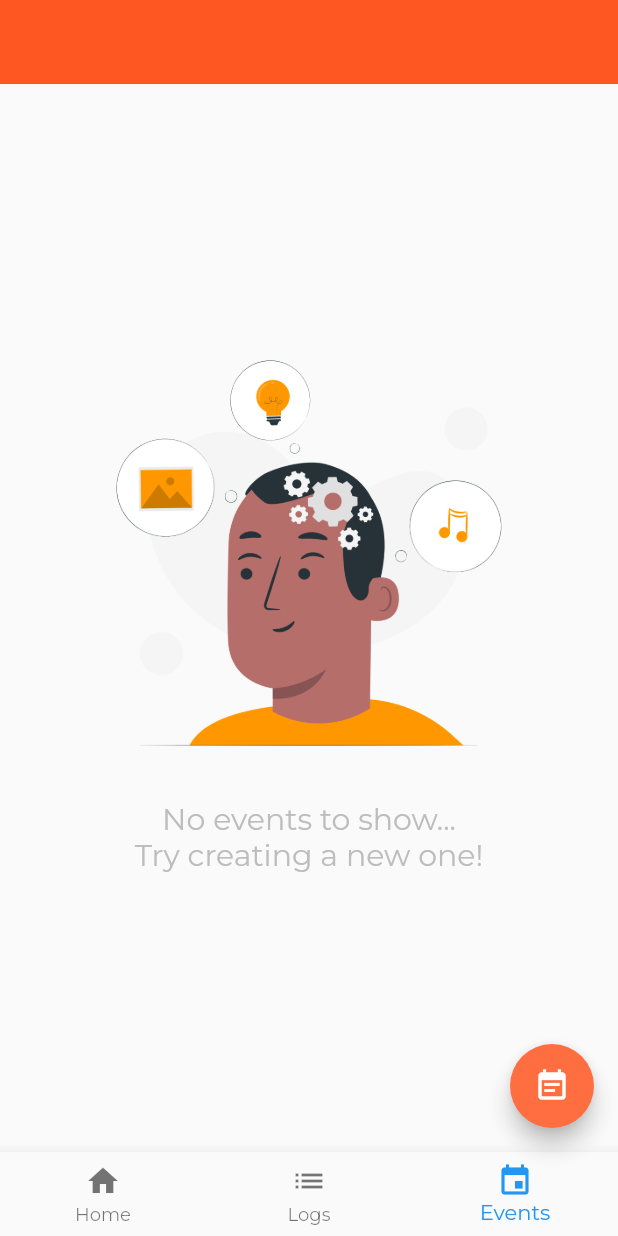
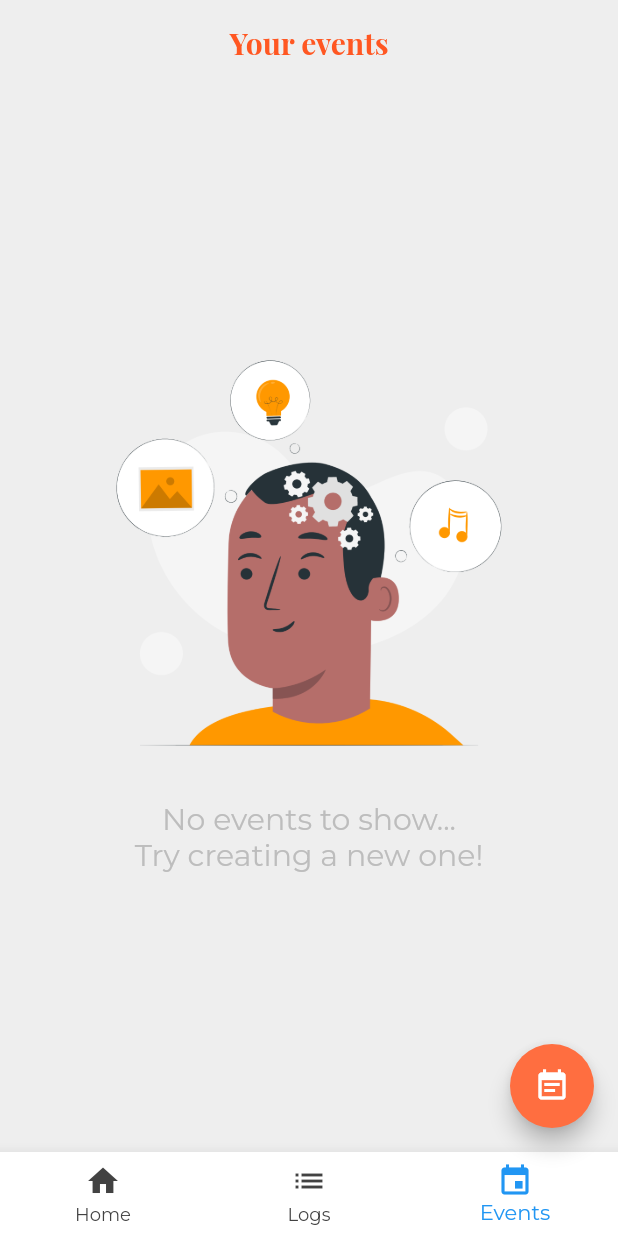
Before and after one commit to Matyko/llog, a Flutter app: the screen it shows after launch, item 3 of the bottom bar chosen, on a phone screen of 412 x 824 dp. Run offline on Flutter 3.47's test engine with Material 2 defaults, Android fonts, the light colour scheme and no system bars; drawn by our look-alikes of streaming_shared_preferences; our stand-ins replace charts_flutter, local_auth, moor_flutter, timeline_tile; generated files the repository leaves out were written again.

Commit message:
Theme configurations

```diff
--- a/lib/main.dart
+++ b/lib/main.dart
@@ -39,82 +39,129 @@ class LLog extends StatelessWidget {
                       preference: settings.hasDarkMode,
                       builder: (_, hasDarkMode) {
                         return MaterialApp(
-                            theme: ThemeData(
+                            theme: _getThemeData(hasDarkMode),
+                            title: 'llog',
+                            home: HomeScreen());
+                      },
+                    );
+                  });
+            }));
+  }
+}
+
+ThemeData _getThemeData(bool hasDarkMode) {
+  return ThemeData(
       elevatedButtonTheme: ElevatedButtonThemeData(
-                                    style:
-                                    ElevatedButton.styleFrom(
+          style: ElevatedButton.styleFrom(
               primary: Colors.deepOrange)),
       primaryColor: Colors.deepOrange,
       primaryColorLight: Colors.deepOrange.shade100,
       primaryColorDark: Colors.deepOrange.shade700,
       accentColor: Colors.deepOrangeAccent,
-                                backgroundColor: hasDarkMode ? Colors.grey
-                                    .shade800 : Colors.white,
-                                scaffoldBackgroundColor: hasDarkMode ? Colors
-                                    .grey.shade900 : Colors.grey.shade200,
+      backgroundColor: hasDarkMode
+          ? Colors.grey.shade800
+          : Colors.white,
+      scaffoldBackgroundColor: hasDarkMode
+          ? Colors.grey.shade900
+          : Colors.grey.shade200,
       cardColor: hasDarkMode
           ? Colors.grey.shade700
           : Colors.white,
       fontFamily: 'Montserrat',
       iconTheme: IconThemeData(
-                                    color: hasDarkMode ? Colors.white : Colors
-                                        .grey.shade800
-                                ),
+          color: hasDarkMode
+              ? Colors.white
+              : Colors.grey.shade800),
       textTheme: TextTheme(
         bodyText1: TextStyle(
-                                    color: hasDarkMode ? Colors.white : Colors
-                                        .grey.shade800,
+          color: hasDarkMode
+              ? Colors.white
+              : Colors.grey.shade800,
         ),
         bodyText2: TextStyle(
-                                    color: hasDarkMode ? Colors.white : Colors
-                                        .grey.shade800,
+          color: hasDarkMode
+              ? Colors.white
+              : Colors.grey.shade800,
         ),
         caption: TextStyle(
-                                    color: hasDarkMode ? Colors.white : Colors
-                                        .grey.shade800,
+          color: hasDarkMode
+              ? Colors.white
+              : Colors.grey.shade800,
         ),
         headline1: TextStyle(
-                                    color: hasDarkMode ? Colors.white : Colors
-                                        .grey.shade800,
+          color: hasDarkMode
+              ? Colors.white
+              : Colors.grey.shade800,
         ),
         headline2: TextStyle(
-                                    color: hasDarkMode ? Colors.white : Colors
-                                        .grey.shade800,
+          color: hasDarkMode
+              ? Colors.white
+              : Colors.grey.shade800,
         ),
         subtitle1: TextStyle(
-                                    color: hasDarkMode ? Colors.white : Colors
-                                        .grey.shade800,
+          color: hasDarkMode
+              ? Colors.white
+              : Colors.grey.shade800,
         ),
         subtitle2: TextStyle(
-                                    color: hasDarkMode ? Colors.white : Colors
-                                        .grey.shade800,
+          color: hasDarkMode
+              ? Colors.white
+              : Colors.grey.shade800,
         ),
         headline3: TextStyle(
-                                    color: hasDarkMode ? Colors.white : Colors
-                                        .grey.shade800,
+          color: hasDarkMode
+              ? Colors.white
+              : Colors.grey.shade800,
         ),
         headline4: TextStyle(
-                                    color: hasDarkMode ? Colors.white : Colors
-                                        .grey.shade800,
+          color: hasDarkMode
+              ? Colors.white
+              : Colors.grey.shade800,
         ),
         headline5: TextStyle(
-                                    color: hasDarkMode ? Colors.white : Colors
-                                        .grey.shade800,
+          color: hasDarkMode
+              ? Colors.white
+              : Colors.grey.shade800,
         ),
         headline6: TextStyle(
-                                    color: hasDarkMode ? Colors.white : Colors
-                                        .grey.shade800,
+          color: hasDarkMode
+              ? Colors.white
+              : Colors.grey.shade800,
         ),
       ),
-                                bottomNavigationBarTheme: BottomNavigationBarThemeData(
-                                  backgroundColor: hasDarkMode ? Colors.grey
-                                      .shade800 : Colors.white,
-                                  unselectedItemColor: hasDarkMode ? Colors
-                                      .white : Colors.grey.shade800,
+      inputDecorationTheme: InputDecorationTheme(
+          labelStyle: TextStyle(
+            color: hasDarkMode
+                ? Colors.white
+                : Colors.grey.shade800,
+          ),
+          enabledBorder: UnderlineInputBorder(
+            borderSide: BorderSide(
+                color: hasDarkMode
+                    ? Colors.white
+                    : Colors.grey.shade800),
+          ),
+          hintStyle: TextStyle(
+            color: hasDarkMode
+                ? Colors.white
+                : Colors.grey.shade800,
+          )),
+      canvasColor: hasDarkMode
+          ? Colors.grey.shade800
+          : Colors.white,
+      bottomNavigationBarTheme:
+      BottomNavigationBarThemeData(
+        backgroundColor: hasDarkMode
+            ? Colors.grey.shade800
+            : Colors.white,
+        unselectedItemColor: hasDarkMode
+            ? Colors.white
+            : Colors.grey.shade800,
       ),
       appBarTheme: AppBarTheme(
-                                    backgroundColor: hasDarkMode ? Colors.grey
-                                        .shade900 : Colors.grey.shade200,
+          backgroundColor: hasDarkMode
+              ? Colors.grey.shade900
+              : Colors.grey.shade200,
           shadowColor: Colors.transparent,
           centerTitle: true,
           textTheme: TextTheme(
@@ -124,16 +171,7 @@ class LLog extends StatelessWidget {
                   fontWeight: FontWeight.bold,
                   fontFamily: 'PlayfairDisplay')),
           iconTheme: IconThemeData(
-                                        color: Colors.deepOrange))),
-                            title: 'Quick Log',
-                            home: HomeScreen());
-                      },
-                    );
-                  }
-              );
-            }
-        ));
-  }
+              color: Colors.deepOrange)));
 }
 
 Future<bool> authUser(bool authRequired) async {
```
Lines whose indentation alone changed are shown as unchanged.
